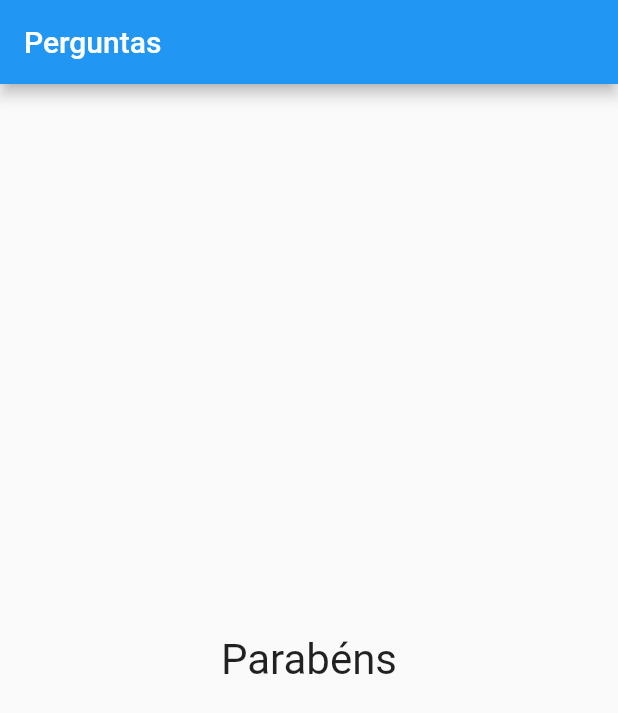
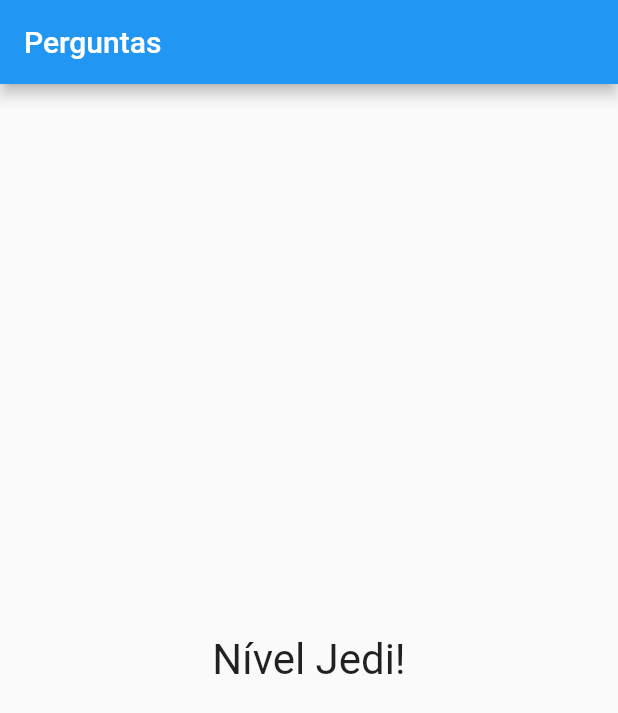
Before and after one commit to KaiqueMunhoz/ryc_projeto_perguntas, a Flutter app: the screen it shows after launch, after a tap on "Preto", after a tap on "Cobra", after a tap on "João", on a phone screen of 412 x 824 dp. Shown: the top 713 px of the screen. Run offline on Flutter 3.47's test engine with Material 2 defaults, Android fonts, the phone set to English and light mode, and no system bars.

Commit message:
feat: Use fraseResultado

```diff
--- a/lib/resultado.dart
+++ b/lib/resultado.dart
@@ -20,7 +20,7 @@ class Resultado extends StatelessWidget {
   Widget build(BuildContext context) {
     return Center(
       child: Text(
-        'Parabéns',
+        fraseResultado,
         style: TextStyle(fontSize: 28.0),
       ),
     );
```
